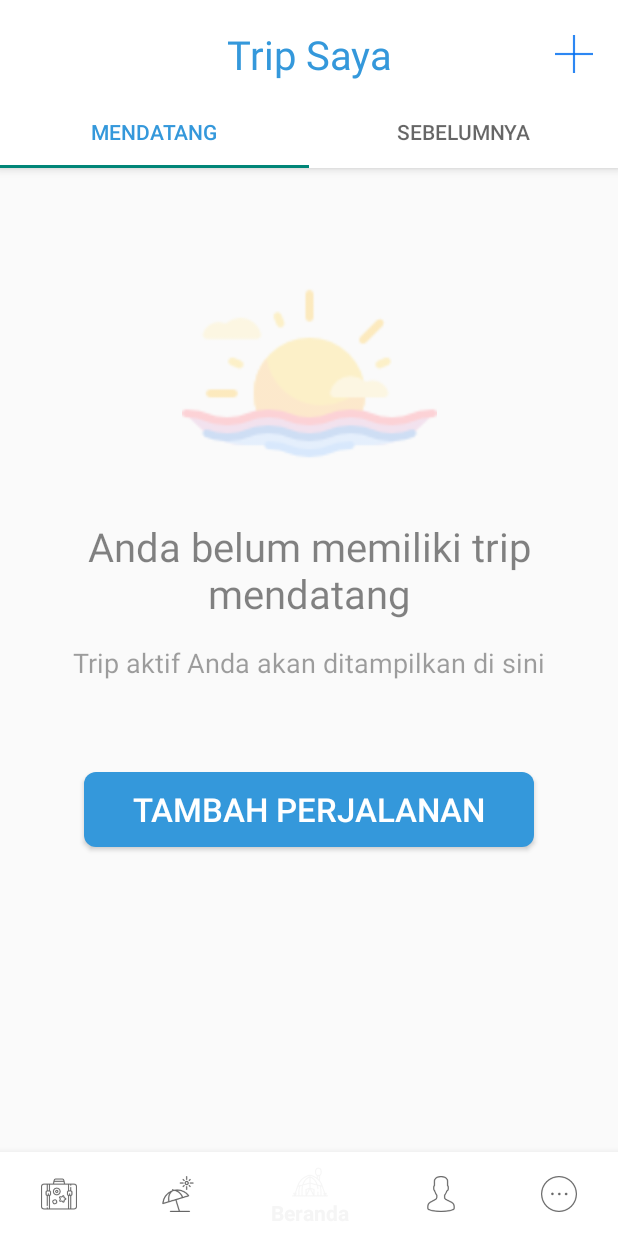
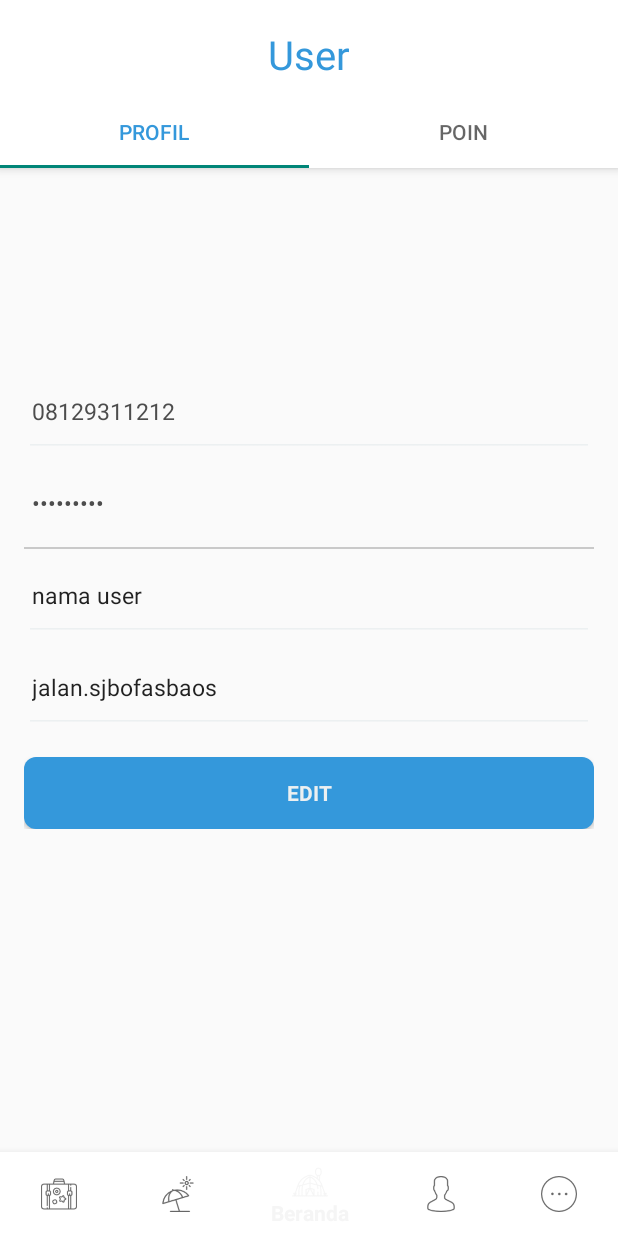
Before and after one commit to rrdea/me-tris, an Android app: the fragment FragmentTrip placed in its activity, on a phone screen of 412 x 824 dp. Run offline under Robolectric (Android 15) with nearby library versions, the phone set to English and light mode, and no system bars.

Commit message:
akun dengan tampilan yang cupu jadi lom di bagusin

```diff
--- a/app/build.gradle
+++ b/app/build.gradle
@@ -31,7 +31,7 @@ dependencies {
     testImplementation 'junit:junit:4.12'
     androidTestImplementation 'com.android.support.test:runner:1.0.2'
     androidTestImplementation 'com.android.support.test.espresso:espresso-core:3.0.2'
-
+    implementation 'com.android.support:cardview-v7:27.1.1'
     //firebase
     implementation 'com.google.android.gms:play-services-location:15.0.1'
     implementation 'com.google.firebase:firebase-core:16.0.0'
--- a/app/src/main/java/com/metris/me_tris/FragmentTrip.java
+++ b/app/src/main/java/com/metris/me_tris/FragmentTrip.java
@@ -28,10 +28,10 @@ public class FragmentTrip extends Fragment {
     @Override
     public View onCreateView(LayoutInflater inflater, ViewGroup container, Bundle savedInstanceState) {
 
-        View view = inflater.inflate(R.layout.fragment_trip,container, false);
-        ViewPager viewPager = (ViewPager) view.findViewById(R.id.viewPagerTrip);
+        View view = inflater.inflate(R.layout.fragment_akun,container, false);
+        ViewPager viewPager = (ViewPager) view.findViewById(R.id.viewPagerAkun);
         setupViewPager(viewPager);
-        TabLayout tabs = (TabLayout) view.findViewById(R.id.tabTrip);
+        TabLayout tabs = (TabLayout) view.findViewById(R.id.tabProfil);
         tabs.setupWithViewPager(viewPager);
 
         return view;
@@ -41,8 +41,8 @@ public class FragmentTrip extends Fragment {
     private void setupViewPager(ViewPager viewPager) {
 
         Adapter adapter = new Adapter(getChildFragmentManager());
-        adapter.addFragment(new FragmentTrip_Mendatang(), "Mendatang");
-        adapter.addFragment(new FragmentTrip_Sebelumnya(), "Sebelumnya");
+        adapter.addFragment(new FragmentTrip_Profil(), "Profil");
+        adapter.addFragment(new FragmentTrip_Poin(), "Poin");
         viewPager.setAdapter(adapter);
 
     }
--- /dev/null
+++ b/app/src/main/java/com/metris/me_tris/FragmentTrip_Poin.java
@@ -0,0 +1,21 @@
+package com.metris.me_tris;
+
+import android.os.Bundle;
+import android.support.v4.app.Fragment;
+import android.view.LayoutInflater;
+import android.view.View;
+import android.view.ViewGroup;
+
+public class FragmentTrip_Poin  extends Fragment {
+
+
+
+    View view;
+
+    @Override
+    public View onCreateView(LayoutInflater inflater, ViewGroup container, Bundle savedInstanceState) {
+        view = inflater.inflate(R.layout.fragment_akun_poin, container, false);
+        return view;
+    }
+
+}
--- /dev/null
+++ b/app/src/main/java/com/metris/me_tris/FragmentTrip_Profil.java
@@ -0,0 +1,21 @@
+package com.metris.me_tris;
+
+import android.os.Bundle;
+import android.support.v4.app.Fragment;
+import android.view.LayoutInflater;
+import android.view.View;
+import android.view.ViewGroup;
+
+public class FragmentTrip_Profil  extends Fragment {
+
+
+
+        View view;
+
+        @Override
+        public View onCreateView(LayoutInflater inflater, ViewGroup container, Bundle savedInstanceState) {
+            view = inflater.inflate(R.layout.fragment_akun_profil, container, false);
+            return view;
+        }
+
+    }
--- a/app/src/main/res/layout/fragment_trip.xml
+++ b/app/src/main/res/layout/fragment_akun.xml
@@ -12,8 +12,8 @@
         android:id="@+id/appbar"
         android:layout_width="match_parent"
         android:layout_height="wrap_content"
-        android:paddingTop="@dimen/appbar_padding_top"
-        android:background="@color/white_opaque">
+        android:background="@color/white_opaque"
+        android:paddingTop="@dimen/appbar_padding_top">
 
         <android.support.constraint.ConstraintLayout
             android:layout_width="match_parent"
@@ -24,32 +24,17 @@
                 android:layout_width="match_parent"
                 android:layout_height="?attr/actionBarSize"
                 android:gravity="center_vertical"
-                android:text="Trip Saya"
+                android:text="User"
                 android:textAlignment="center"
                 android:textColor="@color/colorAccent"
                 android:textSize="12pt" />
 
-            <ImageButton
-                android:background="@android:color/transparent"
-                android:id="@+id/btn_trip_tambahtrip"
-                android:layout_width="25dp"
-                android:layout_height="25dp"
-                android:scaleType="centerCrop"
-                android:layout_marginBottom="8dp"
-                android:layout_marginEnd="8dp"
-                android:layout_marginStart="8dp"
-                android:layout_marginTop="8dp"
-                android:src="@drawable/ic_tambah"
-                app:layout_constraintBottom_toBottomOf="@+id/textView3"
-                app:layout_constraintEnd_toEndOf="@+id/textView3"
-                app:layout_constraintHorizontal_bias="0.976"
-                app:layout_constraintStart_toStartOf="@+id/textView3"
-                app:layout_constraintTop_toTopOf="@+id/textView3" />
+
 
         </android.support.constraint.ConstraintLayout>
 
         <android.support.design.widget.TabLayout
-            android:id="@+id/tabTrip"
+            android:id="@+id/tabProfil"
             android:layout_width="match_parent"
             android:layout_height="wrap_content"
             app:tabSelectedTextColor="@color/colorAccent">
@@ -58,19 +43,19 @@
                 android:id="@+id/tabItem"
                 android:layout_width="wrap_content"
                 android:layout_height="wrap_content"
-                android:text="@string/tab_text_1" />
+                android:text="PROFIL" />
 
             <android.support.design.widget.TabItem
                 android:id="@+id/tabItem2"
                 android:layout_width="wrap_content"
                 android:layout_height="wrap_content"
-                android:text="@string/tab_text_2" />
+                android:text="POIN" />
 
         </android.support.design.widget.TabLayout>
     </android.support.design.widget.AppBarLayout>
 
     <android.support.v4.view.ViewPager
-        android:id="@+id/viewPagerTrip"
+        android:id="@+id/viewPagerAkun"
         android:layout_width="match_parent"
         android:layout_height="match_parent"
         app:layout_behavior="@string/appbar_scrolling_view_behavior" />
--- /dev/null
+++ b/app/src/main/res/layout/fragment_akun_profil.xml
@@ -0,0 +1,145 @@
+<?xml version="1.0" encoding="utf-8"?>
+<LinearLayout xmlns:android="http://schemas.android.com/apk/res/android"
+    xmlns:tools="http://schemas.android.com/tools"
+    android:layout_width="match_parent"
+    android:layout_height="match_parent"
+    xmlns:app="http://schemas.android.com/apk/res-auto"
+    android:gravity="center_horizontal"
+    android:orientation="vertical"
+    android:paddingBottom="0dp"
+    android:paddingLeft="0dp"
+    android:paddingRight="0dp"
+    android:paddingTop="0dp">
+    <LinearLayout
+        android:id="@+id/login_logo"
+        android:layout_width="match_parent"
+        android:layout_height="115dp"
+        android:orientation="vertical">
+
+       </LinearLayout>
+
+    <ScrollView
+        android:id="@+id/daftar_form"
+        android:layout_width="match_parent"
+        android:layout_height="match_parent" >
+
+        <LinearLayout
+            android:id="@+id/profil_form"
+            android:layout_width="match_parent"
+            android:layout_height="wrap_content"
+            android:orientation="vertical"
+            android:padding="@dimen/activity_horizontal_margin">
+
+
+            <android.support.design.widget.TextInputLayout
+                android:layout_width="match_parent"
+                android:layout_height="wrap_content"
+                app:hintEnabled="false">
+
+                <AutoCompleteTextView
+                    android:id="@+id/notelpProfil"
+                    android:layout_width="match_parent"
+                    android:layout_height="wrap_content"
+
+
+                    android:textAlignment="textStart"
+                    android:textAllCaps="false"
+                    android:textColor="@color/gray"
+                    android:typeface="sans"
+
+                    android:text="08129311212"
+                    android:maxLines="1"
+                    android:singleLine="true"
+                    android:textSize="15dp"
+                    android:theme="@style/EditTextTheme"/>
+
+            </android.support.design.widget.TextInputLayout>
+            <android.support.design.widget.TextInputLayout
+                android:layout_width="match_parent"
+                android:layout_height="wrap_content"
+                app:hintEnabled="false">
+
+                <AutoCompleteTextView
+                    android:id="@+id/passProfil"
+                    android:layout_width="match_parent"
+                    android:layout_height="wrap_content"
+                    android:background="@drawable/listbutton"
+
+
+                    android:hint="@string/prompt_password"
+                    android:imeActionId="6"
+                    android:imeActionLabel="@string/action_sign_in_short"
+                    android:imeOptions="actionUnspecified"
+                    android:inputType="textPassword"
+
+
+                    android:textAlignment="textStart"
+                    android:textAllCaps="false"
+                    android:textColor="@color/gray"
+                    android:typeface="sans"
+
+                    android:text="saijfapja"
+                    android:maxLines="1"
+                    android:singleLine="true"
+                    android:textSize="15dp"
+                    android:theme="@style/EditTextTheme"/>
+
+            </android.support.design.widget.TextInputLayout>
+            <android.support.design.widget.TextInputLayout
+                android:layout_width="match_parent"
+                android:layout_height="wrap_content"
+                app:hintEnabled="false">
+
+                <AutoCompleteTextView
+                    android:id="@+id/notelp"
+                    android:layout_width="match_parent"
+                    android:layout_height="wrap_content"
+                    android:text="nama user"
+
+                    android:textSize="15dp"
+                    android:maxLines="1"
+                    android:singleLine="true"
+                    android:theme="@style/EditTextTheme" />
+
+            </android.support.design.widget.TextInputLayout>
+
+            <android.support.design.widget.TextInputLayout
+                android:layout_width="match_parent"
+                android:layout_height="wrap_content"
+                app:hintEnabled="false">
+
+                <EditText
+                    android:id="@+id/alamat"
+                    android:layout_width="match_parent"
+                    android:layout_height="wrap_content"
+                    android:text="jalan.sjbofasbaos"
+                    android:imeActionId="6"
+                    android:imeActionLabel="@string/action_sign_in_short"
+                    android:imeOptions="actionUnspecified"
+                    android:textSize="15dp"
+                    android:maxLines="1"
+                    android:singleLine="true"
+                    android:theme="@style/EditTextTheme"/>
+
+            </android.support.design.widget.TextInputLayout>
+
+
+
+
+            <Button
+                android:id="@+id/buton_edit"
+                style="?android:textAppearanceSmall"
+                android:layout_width="match_parent"
+                android:layout_height="wrap_content"
+                android:layout_marginTop="16dp"
+                android:text="Edit"
+                android:textStyle="bold"
+                android:background="@drawable/roundedbutton"
+                android:textColor="@color/colorWhite" />
+
+
+
+        </LinearLayout>
+    </ScrollView>
+
+</LinearLayout>
```
Also changed, not shown: app/src/main/java/com/metris/me_tris/FragmentAkun.java (added, +82 -0 lines), app/src/main/res/layout/fragment_akun_poin.xml (added, +57 -0 lines), app/src/main/res/layout/row_view_poin.xml (added, +71 -0 lines).
